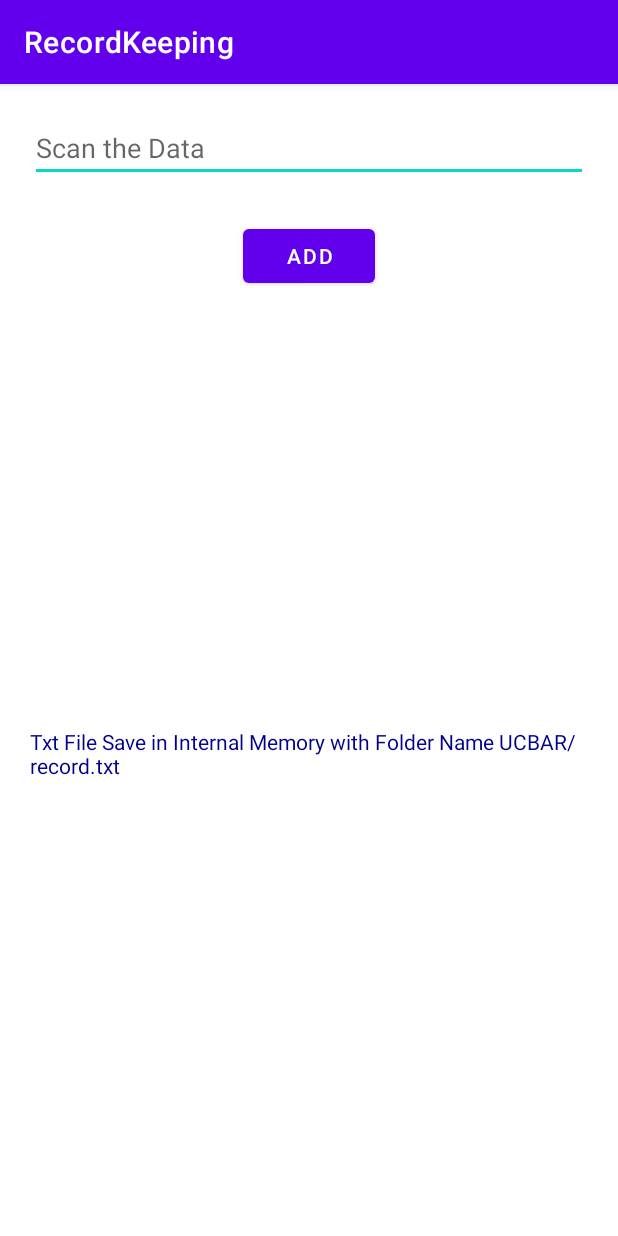
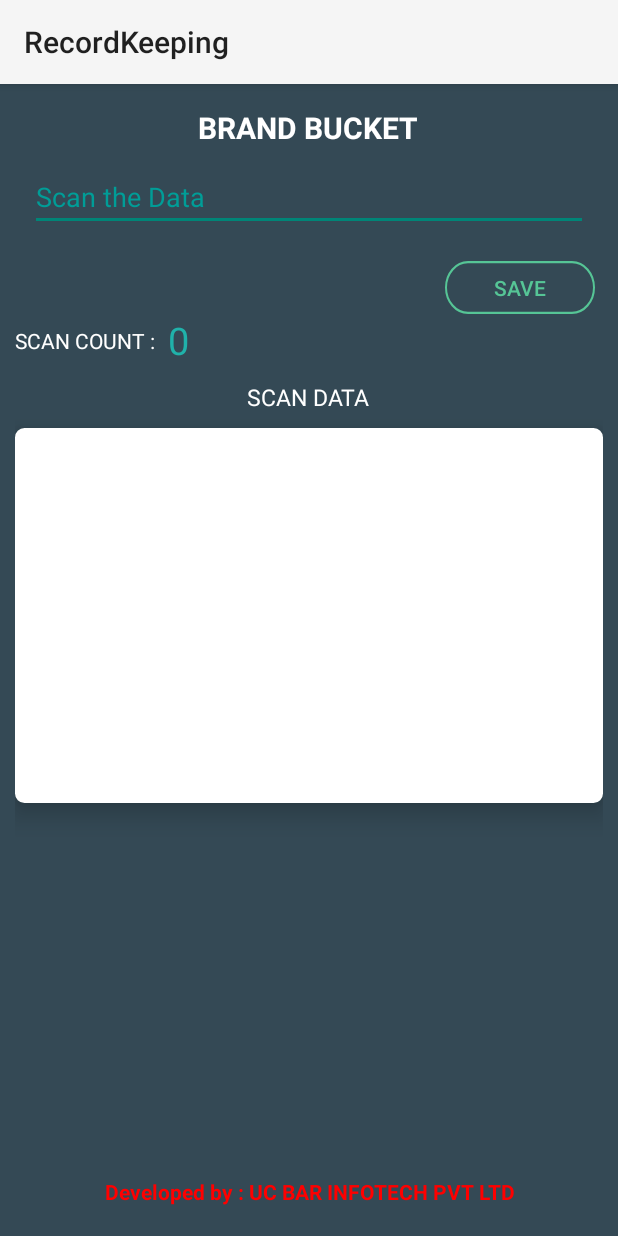
Before and after one commit to ShitaranjanHuidrom596/ScanCloud, an Android app: the screen it shows after launch (MainActivity), on a phone screen of 412 x 824 dp. Run offline under Robolectric (Android 15) with nearby library versions, the phone set to English and light mode, and no system bars.

Commit message:
added some backgroudn color etc and new Dialog for entering filename

```diff
--- a/app/src/main/AndroidManifest.xml
+++ b/app/src/main/AndroidManifest.xml
@@ -8,9 +8,9 @@
 
     <application
         android:allowBackup="true"
-        android:icon="@mipmap/ic_launcher"
+        android:icon="@mipmap/icon"
         android:label="@string/app_name"
-        android:roundIcon="@mipmap/ic_launcher_round"
+        android:roundIcon="@mipmap/icon"
         android:supportsRtl="true"
         android:theme="@style/Theme.RecordKeeping"
         android:requestLegacyExternalStorage="true">
--- a/app/src/main/java/com/ucbar/recordkeeping/MainActivity.java
+++ b/app/src/main/java/com/ucbar/recordkeeping/MainActivity.java
@@ -4,6 +4,7 @@ import androidx.annotation.NonNull;
 import androidx.appcompat.app.AppCompatActivity;
 
 import android.Manifest;
+import android.app.Dialog;
 import android.content.Context;
 import android.content.pm.PackageManager;
 import android.graphics.Bitmap;
@@ -19,6 +20,7 @@ import android.os.Vibrator;
 import android.util.Log;
 import android.view.KeyEvent;
 import android.view.View;
+import android.view.Window;
 import android.widget.Button;
 import android.widget.EditText;
 import android.widget.TextView;
@@ -32,6 +34,8 @@ import java.io.FileReader;
 import java.io.FileWriter;
 import java.io.IOException;
 import java.math.RoundingMode;
+import java.sql.Timestamp;
+import java.text.SimpleDateFormat;
 import java.util.Arrays;
 import java.util.Collections;
 import java.util.List;
@@ -40,20 +44,24 @@ public class MainActivity extends AppCompatActivity {
 
     //39102-55R00|153000-34700101|010221|2|00466
     String constant="39102-55R00";
-    TextView shit;
-    Button add;
+    TextView shit,scancount_txt;
+    Button add,save;
     EditText input_txt;
     protected static final int WRITE_REQUEST_CODE =1;
     String[] storage = {Manifest.permission.WRITE_EXTERNAL_STORAGE,Manifest.permission.CAMERA};
     MediaPlayer mp;
+    int count=0;
+    Dialog saveDialog;
     @Override
     protected void onCreate(Bundle savedInstanceState) {
         super.onCreate(savedInstanceState);
         setContentView(R.layout.activity_main);
 
         shit=findViewById(R.id.shit);
+        scancount_txt=findViewById(R.id.scancount_txt);
         input_txt=findViewById(R.id.input_txt);
         add=findViewById(R.id.add_btn);
+        save=findViewById(R.id.save_btn);
 
         mp= MediaPlayer.create(this, R.raw.error);
         Vibrator vi= (Vibrator) getSystemService(Context.VIBRATOR_SERVICE);
@@ -65,9 +73,7 @@ public class MainActivity extends AppCompatActivity {
 
         }
 
-        createfirsttxtfile();
-        shit.setText(descending());
-
+        createfirstfolder();
 
 
         input_txt.setOnKeyListener(new View.OnKeyListener() {
@@ -85,38 +91,20 @@ public class MainActivity extends AppCompatActivity {
             @Override
             public void onClick(View v) {
 
-                boolean result=checkinput(input_txt.getText().toString());
-                if(result){
-                    boolean returnresult=checkduplicate(input_txt.getText().toString());
-                    if(returnresult){
-                        mp.start();
-                        Toast toast = Toast.makeText(MainActivity.this,"Duplicate Value Found", Toast.LENGTH_LONG);
-                        toast.getView().setBackgroundColor(Color.parseColor("#FF0000"));
-                        toast.show();
-
-                        if (Build.VERSION.SDK_INT >= Build.VERSION_CODES.O) {
-                            vi.vibrate(VibrationEffect.createOneShot(500, VibrationEffect.DEFAULT_AMPLITUDE));
-                        } else {
-                            //deprecated in API 26
-                            vi.vibrate(500);
-                        }
-
-                        input_txt.selectAll();
-                    }else {
-                        writeintxtfile(input_txt.getText().toString());
-                        shit.setText(descending());
+                        shit.setText(writeinstring(input_txt.getText().toString()));
+                        count++;
+                        scancount_txt.setText(String.valueOf(count));
+                        input_txt.setText("");
                         input_txt.setFocusable(true);
                         input_txt.requestFocus();
                     }
-                }else{
-                    Toast toast = Toast.makeText(MainActivity.this,"Bin not Match", Toast.LENGTH_LONG);
-                    toast.getView().setBackgroundColor(Color.parseColor("#FF0000"));
-                    toast.show();
-                }
 
+        });
 
-
-
+        save.setOnClickListener(new View.OnClickListener() {
+            @Override
+            public void onClick(View v) {
+                showsavedialog();
             }
         });
 
@@ -126,8 +114,7 @@ public class MainActivity extends AppCompatActivity {
         switch (requestCode) {
             case WRITE_REQUEST_CODE:
                 if(grantResults[0] == PackageManager.PERMISSION_GRANTED){
-                    createfirsttxtfile();
-                    shit.setText(descending());
+                    createfirstfolder();
                 }
                 else{
                     //Permission denied.
@@ -136,75 +123,80 @@ public class MainActivity extends AppCompatActivity {
         }
     }
 
-    public boolean checkinput(String input){
-        boolean result=false;
-        if(input.contains("|")){
+    public void showsavedialog(){
+        saveDialog = new Dialog(this);
+        saveDialog.requestWindowFeature(Window.FEATURE_NO_TITLE);
+        saveDialog.setContentView(R.layout.save_dialog);
 
-            String inputarr[]=input.split("\\|");
-            String firstvalue=inputarr[0].toString();
-            if(firstvalue.equals(constant)){
-                result=true;
+        Button okbtn = saveDialog.findViewById(R.id.btn_ok);
+        EditText filenametxt = saveDialog.findViewById(R.id.filename_txt);
+
+        okbtn.setOnClickListener(new View.OnClickListener() {
+            @Override
+            public void onClick(View v) {
+                if(!(filenametxt.equals(""))){
+                    writeincsvfile(shit.getText().toString(),filenametxt.getText().toString());
+                    saveDialog.dismiss();
+                }else{
+                    Toast.makeText(getApplicationContext(),"Filename can't be Empty",Toast.LENGTH_LONG).show();
+                }
             }
-        }else{
+        });
+        saveDialog.show();
 
-            Toast toast = Toast.makeText(MainActivity.this,"Scan Data is Invalid", Toast.LENGTH_LONG);
-            toast.getView().setBackgroundColor(Color.parseColor("#FF0000"));
-            toast.show();
-
-        }
-        return result;
     }
 
-    public void writeintxtfile(String input){
-        String currentdata=readtxtfile();
-        String writedata=null;
-        if(currentdata.isEmpty()){
-             writedata =input;
-        }else{
-            writedata =currentdata+input;
+    public String writeinstring(String input){
+        String inputdata=shit.getText().toString();
+        if(inputdata.equals("")){
+            inputdata=input;
+        }else if(!inputdata.equals("")){
+            inputdata=inputdata+"\n"+input;
         }
+        return  inputdata;
+    }
 
-        File root = new File(Environment.getExternalStorageDirectory()+File.separator+ "/UCBAR");
-        try {
-            File gpxfile = new File(root, "record.txt");
-            FileWriter writer = new FileWriter(gpxfile);
-            writer.append(writedata);
+    public void writeincsvfile(String inputdata,String filename){
 
-            writer.flush();
-            writer.close();
-            input_txt.setText("");
+        SimpleDateFormat sdf = new SimpleDateFormat("yyyy.MM.dd.HH.mm.ss");
+        Timestamp timestamp = new Timestamp(System.currentTimeMillis());
 
-        } catch (Exception e) {
 
+        File file = new File(Environment.getExternalStorageDirectory()+File.separator+ "/UCBAR");
+
+        boolean success = false;
+
+            try {
+                File gpxfile = new File(file, filename+timestamp+".csv");
+                FileWriter writer = new FileWriter(gpxfile);
+                writer.append(inputdata);
+
+                writer.flush();
+                writer.close();
+                Toast.makeText(getApplicationContext(),"File Save Successfully",Toast.LENGTH_LONG).show();
+                count=0;
+                scancount_txt.setText("0");
+                shit.setText("");
+            } catch (Exception e) {
+                Toast.makeText(getApplicationContext(),"File Save Failed",Toast.LENGTH_LONG).show();
+            }
+
+
+    }
+
+    public void createfirstfolder(){
+        File file = new File(Environment.getExternalStorageDirectory()+File.separator+ "/UCBAR");
+
+        boolean success = false;
+        if (!file.exists()) {
+            success=file.mkdir();
+        }
+        if(success){
+            Toast.makeText(getApplicationContext(),"Folder Created Successfully",Toast.LENGTH_LONG).show();
         }
     }
 
-    public String readtxtfile(){
-        String datafromfile=null;
-        File root = new File(Environment.getExternalStorageDirectory()+File.separator+ "/UCBAR");
-
-        File file = new File(root,"record.txt");
-        StringBuilder text = new StringBuilder();
-
-        try {
-            BufferedReader br = new BufferedReader(new FileReader(file));
-            String line;
-
-            while ((line = br.readLine()) != null) {
-                text.append(line);
-                text.append('\n');
-            }
-            br.close();
-        }
-        catch (IOException e) {
-            //You'll need to add proper error handling here
-        }
-        datafromfile=text.toString();
-        return datafromfile;
-
-    }
-
-    public void createfirsttxtfile(){
+    public void createcsvfile(String filename){
 
 
         File file = new File(Environment.getExternalStorageDirectory()+File.separator+ "/UCBAR");
@@ -216,12 +208,12 @@ public class MainActivity extends AppCompatActivity {
             if(success){
 
                 try {
-                    File gpxfile = new File(file, "record.txt");
+                    File gpxfile = new File(file, filename+".csv");
                     FileWriter writer = new FileWriter(gpxfile);
                     writer.append("");
                     writer.flush();
                     writer.close();
-                    Toast.makeText(getApplicationContext(),"Folder Created Successfully",Toast.LENGTH_LONG).show();
+                    Toast.makeText(getApplicationContext(),"File Save Successfully",Toast.LENGTH_LONG).show();
                 } catch (Exception e) {
 
                 }
@@ -229,28 +221,8 @@ public class MainActivity extends AppCompatActivity {
 
     }
 
-    public boolean checkduplicate(String input){
-        boolean result=false;
-        if(readtxtfile().isEmpty()){
 
-        }else{
-            String datainfile[]=readtxtfile().split("\n");
-            int duplicatecount=0;
-
-            for(int i=0;i<datainfile.length;i++){
-                if(input.equals(datainfile[i])){
-                    duplicatecount++;
-
-                }
-            }
-            if(duplicatecount>0){
-                result=true;
-            }
-        }
-        return result;
-    }
-
-    public String descending(){
+   /* public String descending(){
         String data=readtxtfile();
         String datainfile[]=readtxtfile().split("\n");
 
@@ -263,7 +235,7 @@ public class MainActivity extends AppCompatActivity {
             reversedata=reversedata+reversedArray[i]+"\n";
         }
         return  reversedata;
-    }
+    }*/
 
 
 
--- /dev/null
+++ b/app/src/main/res/drawable/border.xml
@@ -0,0 +1,7 @@
+<?xml version="1.0" encoding="UTF-8"?>
+<shape xmlns:android="http://schemas.android.com/apk/res/android">
+    <solid android:color="#FFFF"/>
+    <stroke android:width="2dip" android:color="#FFFF" />
+    <corners android:radius="5dip"/>
+    <padding android:left="0dip" android:top="0dip" android:right="0dip" android:bottom="0dip" />
+</shape>
--- /dev/null
+++ b/app/src/main/res/drawable/ic_roundedborder_btn.xml
@@ -0,0 +1,7 @@
+<vector android:autoMirrored="true" android:height="23dp"
+    android:viewportHeight="23" android:viewportWidth="75"
+    android:width="75dp" xmlns:android="http://schemas.android.com/apk/res/android">
+    <path android:fillColor="#00000000"
+        android:pathData="M11.5,0.5L63.5,0.5A11,11 0,0 1,74.5 11.5L74.5,11.5A11,11 0,0 1,63.5 22.5L11.5,22.5A11,11 0,0 1,0.5 11.5L0.5,11.5A11,11 0,0 1,11.5 0.5z"
+        android:strokeColor="#56c596" android:strokeWidth="1"/>
+</vector>
--- a/app/src/main/res/layout/activity_main.xml
+++ b/app/src/main/res/layout/activity_main.xml
@@ -4,58 +4,132 @@
     xmlns:tools="http://schemas.android.com/tools"
     android:layout_width="match_parent"
     android:layout_height="match_parent"
+    android:background="#344955"
     tools:context=".MainActivity">
+
+    <RelativeLayout
+        android:layout_width="match_parent"
+        android:layout_height="match_parent"
+        android:layout_margin="10dp">
+
+        <TextView
+            android:id="@+id/company_lbl"
+            android:layout_centerHorizontal="true"
+            android:layout_width="wrap_content"
+            android:layout_height="wrap_content"
+            android:layout_marginTop="5dp"
+            android:textSize="20sp"
+            android:textStyle="bold"
+            android:textColor="@color/white"
+            android:text="BRAND BUCKET" />
 
         <EditText
             android:id="@+id/input_txt"
+            android:layout_below="@+id/company_lbl"
             android:layout_width="match_parent"
             android:layout_height="wrap_content"
+            android:layout_margin="10dp"
             android:layout_marginTop="50dp"
-        android:layout_margin="20dp"
-        android:selectAllOnFocus="true"
             android:hint="Scan the Data"
-        app:layout_constraintEnd_toEndOf="parent"
-        app:layout_constraintStart_toStartOf="parent"
-        app:layout_constraintTop_toTopOf="parent" />
+            android:maxLines="4"
+            android:textColorHint="#009D97"
+            android:textColor="@color/white"
+            android:imeOptions="actionDone"
+            android:selectAllOnFocus="true" />
 
         <Button
             android:id="@+id/add_btn"
+            android:layout_below="@+id/input_txt"
             android:layout_width="wrap_content"
             android:layout_height="wrap_content"
-        android:layout_marginTop="25dp"
+            android:layout_marginTop="10dp"
+            android:layout_alignParentStart="true"
             android:text="Add"
-        android:visibility="visible"
-        app:layout_constraintEnd_toEndOf="parent"
-        app:layout_constraintStart_toStartOf="parent"
-        app:layout_constraintTop_toBottomOf="@+id/input_txt" />
+            android:visibility="gone" />
+
+        <Button
+            android:id="@+id/save_btn"
+            android:layout_below="@+id/input_txt"
+            android:layout_width="100dp"
+            android:layout_height="35dp"
+            android:layout_marginTop="10dp"
+            android:layout_marginStart="5dp"
+            android:layout_marginEnd="5dp"
+            android:text="SAVE"
+            android:textColor="#56C596"
+            android:background="@drawable/ic_roundedborder_btn"
+            android:layout_alignParentEnd="true"
+            android:visibility="visible" />
+
+        <TextView
+            android:id="@+id/scancount_lbl"
+            android:layout_below="@+id/save_btn"
+            android:layout_width="wrap_content"
+            android:layout_height="wrap_content"
+            android:layout_marginTop="8dp"
+            android:textColor="@color/white"
+            android:text="SCAN COUNT : " />
+
+        <TextView
+            android:id="@+id/scancount_txt"
+            android:layout_below="@+id/save_btn"
+            android:layout_toRightOf="@+id/scancount_lbl"
+            android:layout_marginStart="5dp"
+            android:layout_width="wrap_content"
+            android:layout_height="wrap_content"
+            android:textSize="25sp"
+            android:textColor="#20B2AA"
+            android:text="0" />
+
+
+        <TextView
+            android:id="@+id/scandata_lbl"
+            android:layout_below="@+id/scancount_txt"
+            android:layout_centerHorizontal="true"
+            android:layout_width="wrap_content"
+            android:layout_height="wrap_content"
+            android:layout_marginTop="10dp"
+            android:textSize="15sp"
+            android:textColor="@color/white"
+            android:text="SCAN DATA" />
+
+        <FrameLayout
+            android:layout_below="@+id/scandata_lbl"
+            android:id="@+id/frame"
+            android:layout_marginTop="10dp"
+            android:layout_width="match_parent"
+            android:layout_height="wrap_content"
+            android:background="@drawable/border"
+            android:elevation="10dp">
 
             <ScrollView
                 android:id="@+id/scroll"
                 android:layout_width="match_parent"
-        android:layout_height="250dp"
-        android:layout_marginTop="20dp"
-        app:layout_constraintTop_toBottomOf="@+id/add_btn" >
+
+                android:layout_height="250dp">
 
                 <TextView
                     android:id="@+id/shit"
                     android:layout_width="match_parent"
                     android:layout_height="wrap_content"
+                    android:layout_marginTop="30dp"
                     android:gravity="center_horizontal"
-            android:layout_marginTop="30dp"
+                    android:textColor="#205072"
                     android:text="" />
             </ScrollView>
+        </FrameLayout>
+
 
         <TextView
-        android:id="@+id/info"
+            android:id="@+id/develope"
             android:layout_width="match_parent"
             android:layout_height="wrap_content"
-        android:layout_marginStart="20dp"
-        android:layout_marginTop="20dp"
-        android:layout_marginEnd="20dp"
-        android:layout_marginBottom="20dp"
-        android:textColor="#00008B"
-        android:text="Txt File Save in Internal Memory with Folder Name UCBAR/record.txt"
-        app:layout_constraintEnd_toEndOf="parent"
-        app:layout_constraintStart_toStartOf="parent"
-        app:layout_constraintTop_toBottomOf="@+id/scroll" />
+            android:layout_marginBottom="10dp"
+            android:layout_alignParentBottom="true"
+            android:gravity="center_horizontal"
+            android:text="Developed by : UC BAR INFOTECH PVT LTD"
+            android:textStyle="bold"
+            android:textColor="#FF0000" />
+    </RelativeLayout>
+
 </androidx.constraintlayout.widget.ConstraintLayout>
--- a/app/src/main/res/values-night/themes.xml
+++ /dev/null
@@ -1,16 +0,0 @@
-<resources xmlns:tools="http://schemas.android.com/tools">
-    <!-- Base application theme. -->
-    <style name="Theme.RecordKeeping" parent="Theme.MaterialComponents.DayNight.DarkActionBar">
-        <!-- Primary brand color. -->
-        <item name="colorPrimary">@color/purple_200</item>
-        <item name="colorPrimaryVariant">@color/purple_700</item>
-        <item name="colorOnPrimary">@color/black</item>
-        <!-- Secondary brand color. -->
-        <item name="colorSecondary">@color/teal_200</item>
-        <item name="colorSecondaryVariant">@color/teal_200</item>
-        <item name="colorOnSecondary">@color/black</item>
-        <!-- Status bar color. -->
-        <item name="android:statusBarColor" tools:targetApi="l">?attr/colorPrimaryVariant</item>
-        <!-- Customize your theme here. -->
-    </style>
-</resources>
--- a/app/src/main/res/values/colors.xml
+++ b/app/src/main/res/values/colors.xml
@@ -1,10 +1,11 @@
 <?xml version="1.0" encoding="utf-8"?>
 <resources>
     <color name="purple_200">#FFBB86FC</color>
-    <color name="purple_500">#FF6200EE</color>
-    <color name="purple_700">#FF3700B3</color>
+    <color name="purple_500">#009D97</color>
+    <color name="purple_700">#009D97</color>
     <color name="teal_200">#FF03DAC5</color>
     <color name="teal_700">#FF018786</color>
     <color name="black">#FF000000</color>
     <color name="white">#FFFFFFFF</color>
+    <color name="statusbar">#31435B</color>
 </resources>
--- a/app/src/main/res/values/themes.xml
+++ /dev/null
@@ -1,16 +0,0 @@
-<resources xmlns:tools="http://schemas.android.com/tools">
-    <!-- Base application theme. -->
-    <style name="Theme.RecordKeeping" parent="Theme.MaterialComponents.DayNight.DarkActionBar">
-        <!-- Primary brand color. -->
-        <item name="colorPrimary">@color/purple_500</item>
-        <item name="colorPrimaryVariant">@color/purple_700</item>
-        <item name="colorOnPrimary">@color/white</item>
-        <!-- Secondary brand color. -->
-        <item name="colorSecondary">@color/teal_200</item>
-        <item name="colorSecondaryVariant">@color/teal_700</item>
-        <item name="colorOnSecondary">@color/black</item>
-        <!-- Status bar color. -->
-        <item name="android:statusBarColor" tools:targetApi="l">?attr/colorPrimaryVariant</item>
-        <!-- Customize your theme here. -->
-    </style>
-</resources>
```
Also changed, not shown: app/src/main/res/layout/save_dialog.xml (added, +41 -0 lines). Lines whose indentation alone changed are shown as unchanged.
